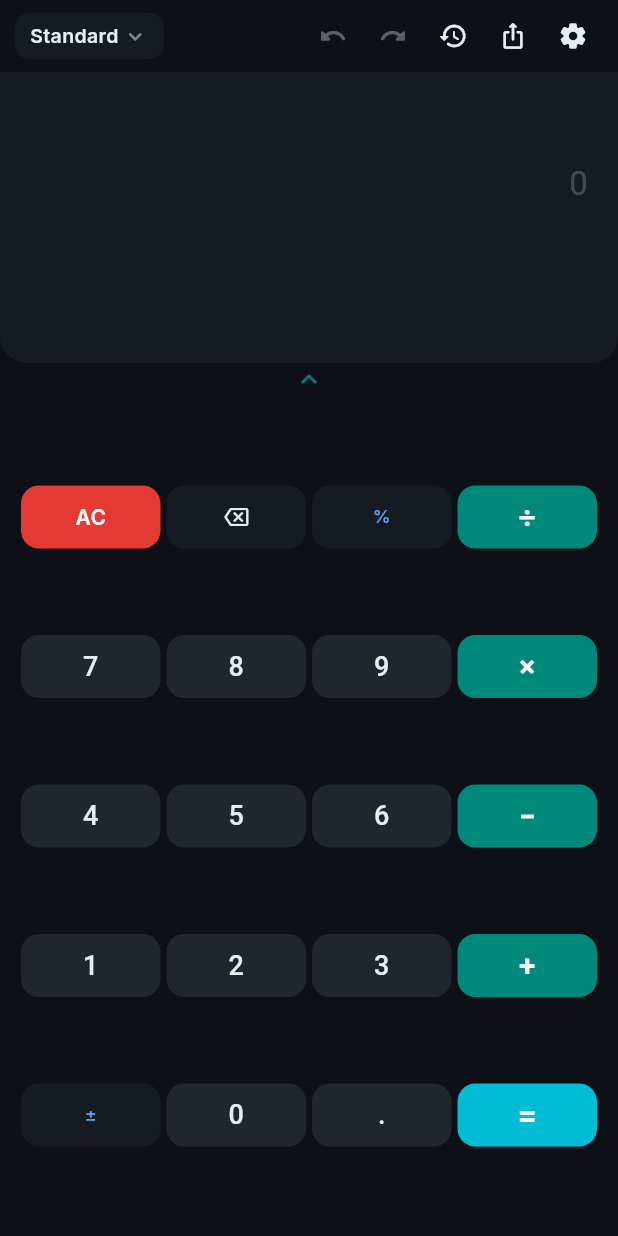
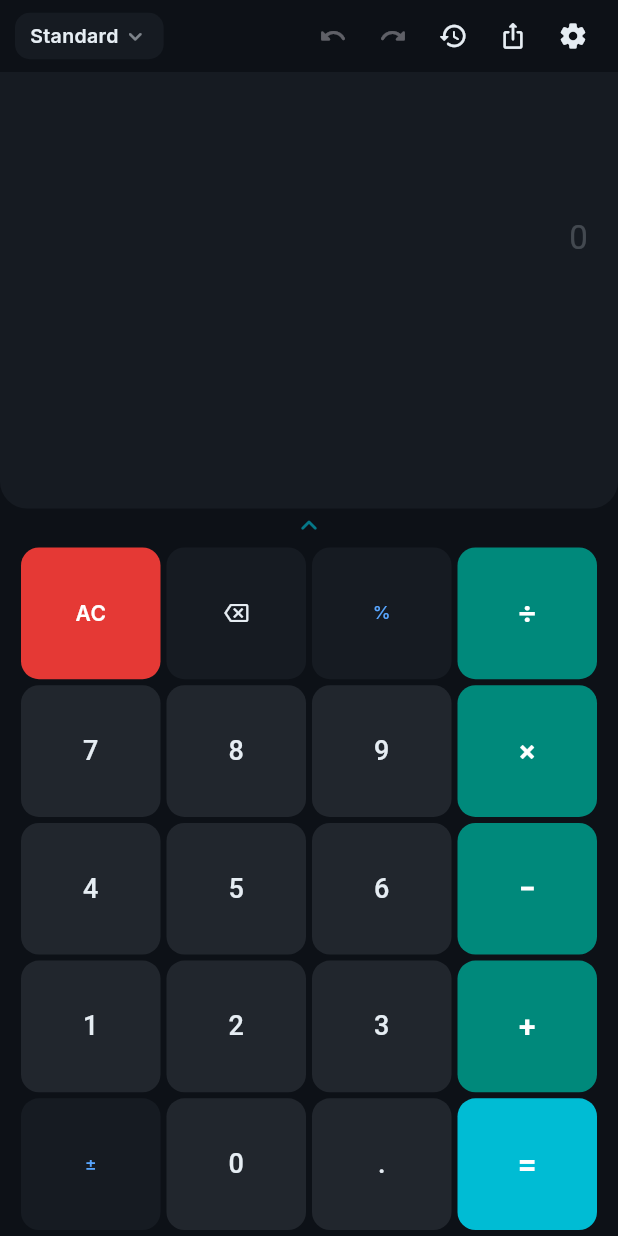
Before and after one commit to CR3-Architect/CalcPro, a Flutter app: the screen it shows after launch, on a phone screen of 412 x 824 dp. Run offline on Flutter 3.47's test engine with Material 3 defaults, Android fonts, the phone set to English and light mode, and no system bars; our stand-ins replace flutter_bloc, google_fonts, share_plus, shared_preferences.

Commit message:
fix: display flex 3 / keypad flex 5 (smaller buttons, no empty space)
- Display takes more vertical space (flex 3), keypad less (flex 5)
- 5 rows now fill smaller area = compact buttons same as scientific section
- No fixed heights, no gaps, buttons stretch to fill exactly

```diff
--- a/lib/presentation/screens/calculator_screen.dart
+++ b/lib/presentation/screens/calculator_screen.dart
@@ -300,7 +300,7 @@ class _CalculatorScreenState extends State<CalculatorScreen> {
 
                 // --- Display (compact) ---
                 Expanded(
-                  flex: 2,
+                  flex: 3,
                   child: RepaintBoundary(
                     key: _displayKey,
                     child: Container(
@@ -327,7 +327,7 @@ class _CalculatorScreenState extends State<CalculatorScreen> {
 
                 // --- Keypad ---
                 Expanded(
-                  flex: 6,
+                  flex: 5,
                   child: _KeypadArea(mode: state.mode),
                 ),
               ],
--- a/lib/presentation/widgets/keypad/standard_keypad.dart
+++ b/lib/presentation/widgets/keypad/standard_keypad.dart
@@ -94,35 +94,34 @@ class _StandardKeypadState extends State<StandardKeypad> {
             SizedBox(
               height: mainH,
               child: Padding(
-                padding: const EdgeInsets.symmetric(horizontal: 12, vertical: 4),
+                padding: const EdgeInsets.symmetric(horizontal: 12, vertical: 2),
                 child: Column(
-                  mainAxisAlignment: MainAxisAlignment.spaceEvenly,
                   children: [
-                    _fixedRow([
+                    _row([
                       CalcButton(text: 'AC', type: CalcButtonType.clear, onPressed: () => cubit.clearAll()),
                       CalcButton(icon: Icons.backspace_outlined, text: '', type: CalcButtonType.function, onPressed: () => cubit.backspace()),
                       CalcButton(text: '%', type: CalcButtonType.function, onPressed: () => cubit.inputPercent()),
                       CalcButton(text: '÷', type: CalcButtonType.operator, onPressed: () => cubit.inputOperator('/')),
                     ]),
-                    _fixedRow([
+                    _row([
                       CalcButton(text: '7', type: CalcButtonType.digit, onPressed: () => cubit.inputDigit('7')),
                       CalcButton(text: '8', type: CalcButtonType.digit, onPressed: () => cubit.inputDigit('8')),
                       CalcButton(text: '9', type: CalcButtonType.digit, onPressed: () => cubit.inputDigit('9')),
                       CalcButton(text: '×', type: CalcButtonType.operator, onPressed: () => cubit.inputOperator('*')),
                     ]),
-                    _fixedRow([
+                    _row([
                       CalcButton(text: '4', type: CalcButtonType.digit, onPressed: () => cubit.inputDigit('4')),
                       CalcButton(text: '5', type: CalcButtonType.digit, onPressed: () => cubit.inputDigit('5')),
                       CalcButton(text: '6', type: CalcButtonType.digit, onPressed: () => cubit.inputDigit('6')),
                       CalcButton(text: '−', type: CalcButtonType.operator, onPressed: () => cubit.inputOperator('-')),
                     ]),
-                    _fixedRow([
+                    _row([
                       CalcButton(text: '1', type: CalcButtonType.digit, onPressed: () => cubit.inputDigit('1')),
                       CalcButton(text: '2', type: CalcButtonType.digit, onPressed: () => cubit.inputDigit('2')),
                       CalcButton(text: '3', type: CalcButtonType.digit, onPressed: () => cubit.inputDigit('3')),
                       CalcButton(text: '+', type: CalcButtonType.operator, onPressed: () => cubit.inputOperator('+')),
                     ]),
-                    _fixedRow([
+                    _row([
                       CalcButton(text: '±', type: CalcButtonType.function, onPressed: () => cubit.inputOperator('-')),
                       CalcButton(text: '0', type: CalcButtonType.digit, onPressed: () => cubit.inputDigit('0')),
                       CalcButton(text: '.', type: CalcButtonType.digit, onPressed: () => cubit.inputDecimal()),
@@ -139,6 +138,4 @@ class _StandardKeypadState extends State<StandardKeypad> {
   }
 
   Widget _row(List<Widget> children) => Expanded(child: Row(children: children));
-
-  Widget _fixedRow(List<Widget> children) => SizedBox(height: 46, child: Row(children: children));
 }
```
